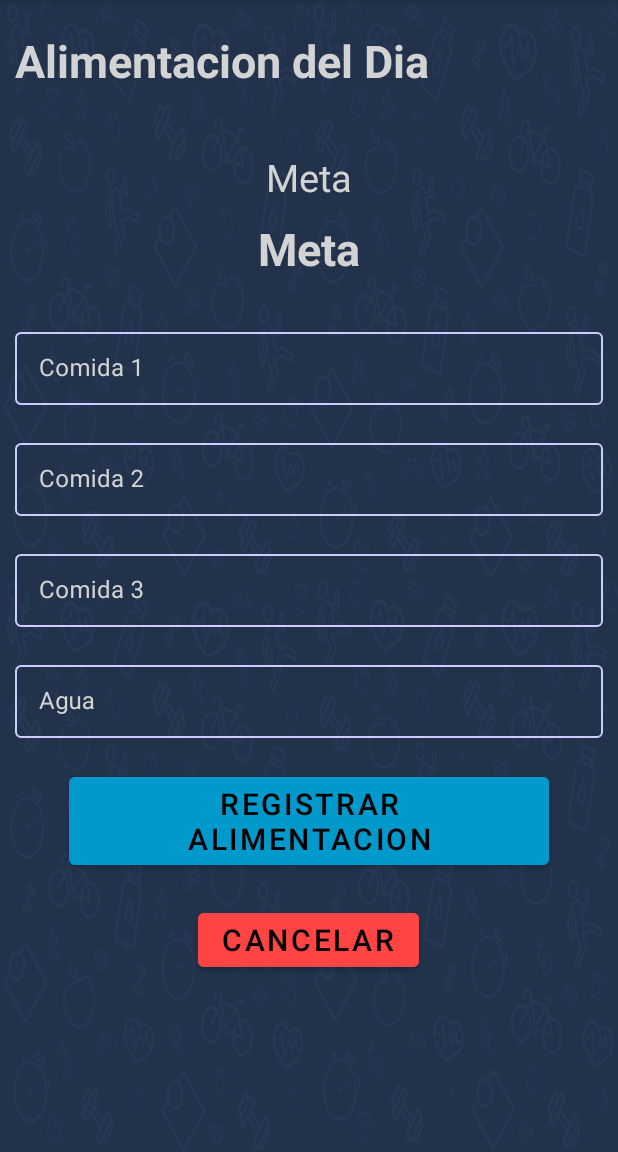
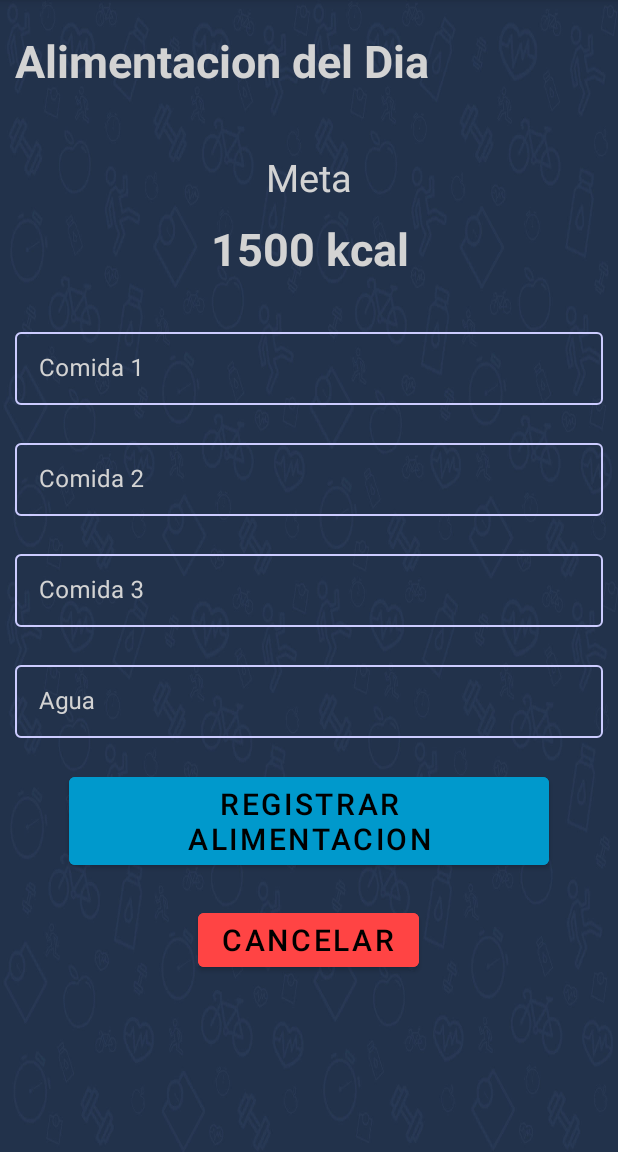
Before and after one commit to shiomar-salazar/MISW-PF-Grupo1-Movil, an Android app built with Jetpack Compose: the AlimentacionResult screen opened through its navigation route, on a phone screen of 412 x 824 dp, the part 84-1236 px from its top. Run offline under Robolectric (Android 15) with nearby library versions, the phone set to English and light mode, and no system bars; our stand-ins replace navigation-ui.

Commit message:
Se mejora UI

```diff
--- a/app/src/main/java/com/sportapp_grupo1/ui/AlimentacionResult.kt
+++ b/app/src/main/java/com/sportapp_grupo1/ui/AlimentacionResult.kt
@@ -35,6 +35,8 @@ class AlimentacionResult : Fragment() {
 
     override fun onViewCreated(view: View, savedInstanceState: Bundle?) {
         super.onViewCreated(view, savedInstanceState)
+        /* TODO: Cambiar para obtener las calorias meta del dia */
+        binding.goal.text = "1500 kcal"
 
         binding.cancelar.setOnClickListener {
             navigateToHome()
--- a/app/src/main/res/layout/alimentacion_result_fragment.xml
+++ b/app/src/main/res/layout/alimentacion_result_fragment.xml
@@ -41,7 +41,6 @@
         android:layout_marginTop="10dp"
         android:textColor="@color/lightGrey"
         android:layout_marginEnd="10dp"
-        android:text="@string/meta"
         android:textSize="30sp"
         android:textStyle="bold" />
 
```
